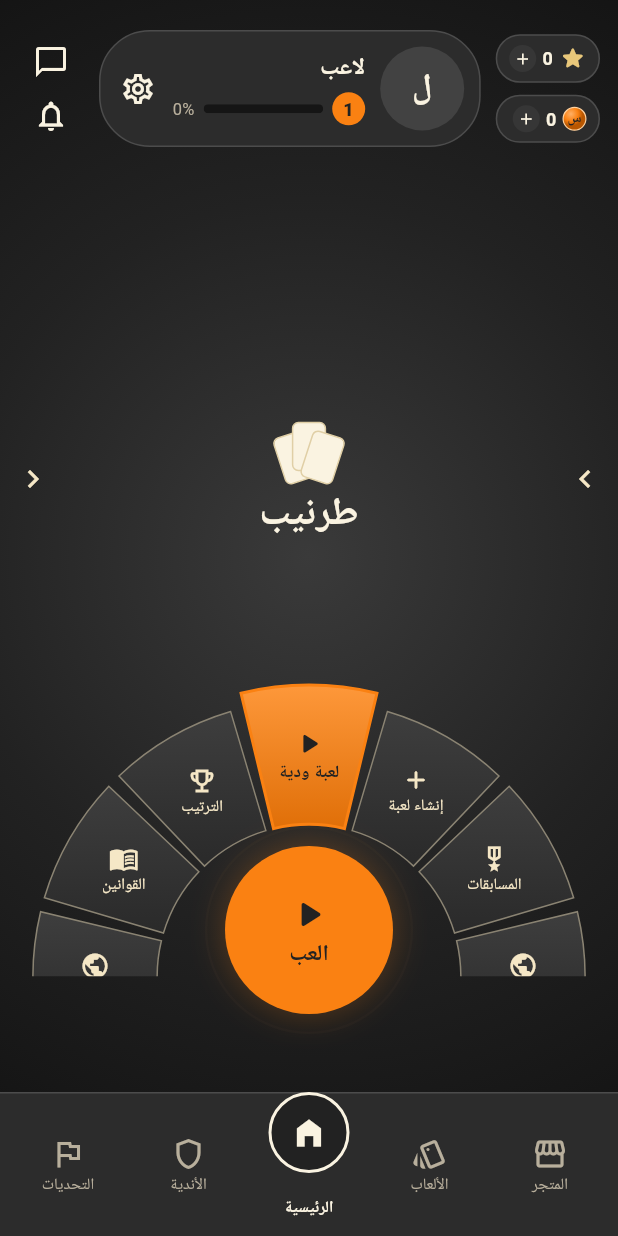
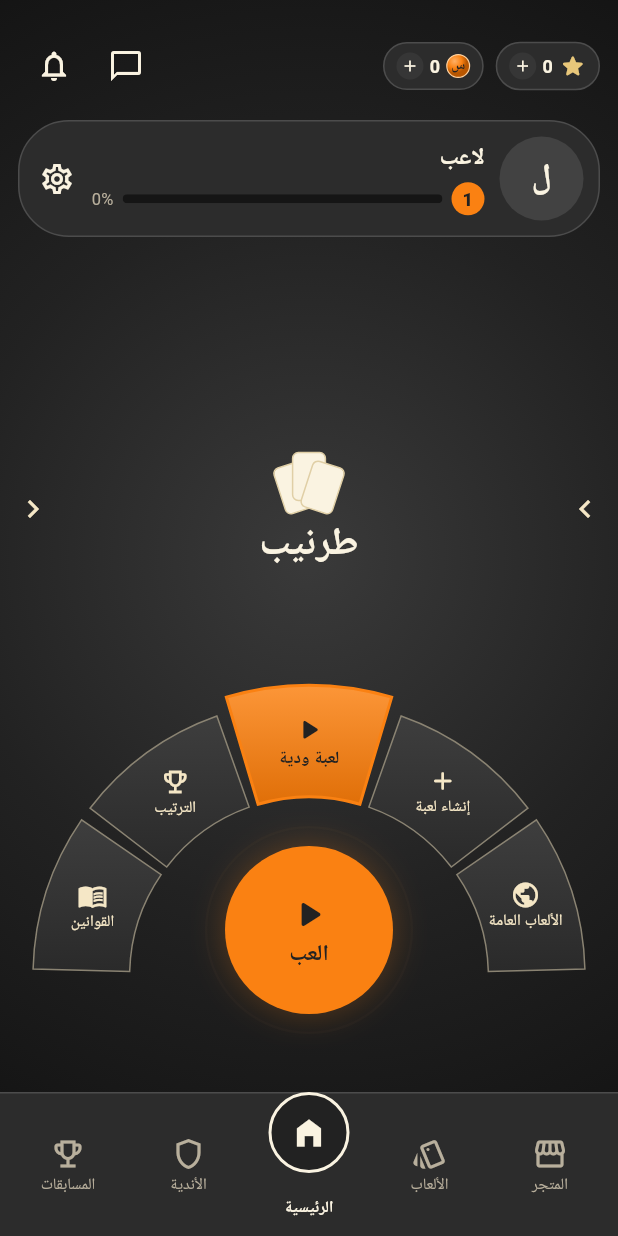
Before and after one commit to loubnaAlzeela/samrah, a Flutter app: the HomeScreen screen opened directly, on a phone screen of 412 x 824 dp. Run offline on Flutter 3.47's test engine with Material 3 defaults, Android fonts, the phone set to English and light mode, and no system bars; our stand-ins replace audioplayers, flutter_tts, google_fonts, google_sign_in, in_app_purchase, shared_preferences and 1 more; accounts and stored records are empty; network calls fail; Roboto replaces fonts that are missing (Cairo).

Commit message:
Home: two-row header, bottom tab Competitions, wheel gap; always-on Google sign-in; email sign-up screen
- Header: wallets side by side with messages/notifications, profile capsule on its own row
- Bottom tab Challenges replaced by Competitions; Competitions hidden from the wheel (flag)
- Wheel arc moved away from the centre button
- Login: Google button always shown, Web client id as the build default
- Login: sign-in/sign-up tabs with email and password
- Lint/test tidy-ups

Co-Authored-By: Claude Sonnet 5.5 <noreply@anthropic.com>

```diff
--- a/apps/mobile/lib/screens/auth_flows.dart
+++ b/apps/mobile/lib/screens/auth_flows.dart
@@ -42,10 +42,9 @@ Future<String?> continueWithApple() async {
 
 /// Google sign-in: answers null when done, else the reason.
 Future<String?> continueWithGoogle({String? name}) async {
-  if (kGoogleServerClientId.isEmpty) return errorText('googleOff');
   try {
     if (!_googleReady) {
-      await GoogleSignIn.instance.initialize(serverClientId: kGoogleServerClientId);
+      await GoogleSignIn.instance.initialize(serverClientId: kGoogleServerClientId.isEmpty ? null : kGoogleServerClientId);
       _googleReady = true;
     }
     final account = await GoogleSignIn.instance.authenticate();
--- a/apps/mobile/lib/screens/competitions_screen.dart
+++ b/apps/mobile/lib/screens/competitions_screen.dart
@@ -105,10 +105,12 @@ class _CompetitionsScreenState extends State<CompetitionsScreen> with SingleTick
     final g = _game;
     try {
       final l = await _comps.list(g.variant);
-      if (mounted) setState(() {
+      if (mounted) {
+        setState(() {
         _lists[g.variant] = l;
         _error = null;
       });
+      }
     } catch (e) {
       if (mounted) setState(() => _error = 'تعذّر تحميل المسابقات');
     }
--- a/apps/mobile/lib/screens/home_screen.dart
+++ b/apps/mobile/lib/screens/home_screen.dart
@@ -14,7 +14,6 @@ import 'package:google_fonts/google_fonts.dart';
 import '../theme/samrah_theme.dart';
 import '../widgets/bottom_nav.dart';
 import '../widgets/radial_mode_wheel.dart';
-import 'challenges_screen.dart';
 import 'clubs_screen.dart';
 import 'competitions_screen.dart';
 import 'games_screen.dart';
@@ -135,77 +134,56 @@ class _HomeScreenState extends State<HomeScreen> {
       _push(const ClubsScreen());
       return;
     }
-    if (i == 4) _push(const ChallengesScreen());
+    if (i == 4) _push(CompetitionsScreen(variant: _variant));
   }
 
   Widget _header(String letter) {
+    Widget icon(IconData i, String tip, int badge, VoidCallback onTap) => IconButton(
+          padding: EdgeInsets.zero,
+          constraints: const BoxConstraints.tightFor(width: 44, height: 44),
+          tooltip: tip,
+          onPressed: onTap,
+          icon: Badge(
+            isLabelVisible: badge > 0,
+            label: Text(badge > 99 ? '99+' : '$badge'),
+            backgroundColor: SamrahColors.suitRed,
+            child: Icon(i, color: SamrahColors.text, size: 24),
+          ),
+        );
     return Padding(
       padding: const EdgeInsets.fromLTRB(12, 4, 12, 0),
-      child: Row(
-        crossAxisAlignment: CrossAxisAlignment.center,
+      child: Column(
+        crossAxisAlignment: CrossAxisAlignment.stretch,
         children: [
-          // right edge: the wallets, one above the other (same width)
+          Row(
+            children: [
+              // right edge: the two wallets side by side
               ListenableBuilder(
                 listenable: Store.instance,
-            builder: (_, _) => IntrinsicWidth(
-            child: Column(
+                builder: (_, _) => Row(
                   mainAxisSize: MainAxisSize.min,
-              crossAxisAlignment: CrossAxisAlignment.stretch,
                   children: [
                     _wallet(icon: const StarIcon(size: 16), value: Store.instance.stars, stars: true),
-                const SizedBox(height: 8),
+                    const SizedBox(width: 8),
                     _wallet(icon: const UnitIcon(size: 16), value: Store.instance.units),
                   ],
                 ),
               ),
+              const Spacer(),
+              // left edge: messages and notifications
+              icon(Icons.chat_bubble_outline, 'الرسائل', Account.instance.unreadMessages, () => _push(const MessagesScreen())),
+              icon(Icons.notifications_none, 'التنبيهات', Account.instance.unreadNotifications, () => _push(const NotificationsScreen())),
+            ],
           ),
-          const SizedBox(width: 10),
-          // the player, centred and given the room
-          Expanded(child: _profileCapsule(letter)),
-          const SizedBox(width: 10),
-          // left edge: messages and notifications
-          _iconColumn([
-            (Icons.chat_bubble_outline, 'الرسائل', Account.instance.unreadMessages, () => _push(const MessagesScreen())),
-            (Icons.notifications_none, 'التنبيهات', Account.instance.unreadNotifications, () => _push(const NotificationsScreen())),
-          ]),
+          const SizedBox(height: 12),
+          // the player, on a row of their own
+          _profileCapsule(letter),
         ],
       ),
     );
   }
 
   void _push(Widget screen) => Navigator.of(context).push(MaterialPageRoute(builder: (_) => screen)).then((_) => Account.instance.refresh());
-
-  /// Icons 36 apart, each with a 44x44 touch area (the areas reach 4px past their slot).
-  Widget _iconColumn(List<(IconData, String, int, VoidCallback)> items) {
-    return SizedBox(
-      width: 44,
-      height: 36.0 * items.length,
-      child: Stack(
-        clipBehavior: Clip.none,
-        children: [
-          for (final (i, (icon, tooltip, badge, onTap)) in items.indexed)
-            Positioned(
-              top: 36.0 * i - 4,
-              left: 0,
-              width: 44,
-              height: 44,
-              child: IconButton(
-                padding: EdgeInsets.zero,
-                constraints: const BoxConstraints.tightFor(width: 44, height: 44),
-                tooltip: tooltip,
-                onPressed: onTap,
-                icon: Badge(
-                  isLabelVisible: badge > 0,
-                  label: Text(badge > 99 ? '99+' : '$badge'),
-                  backgroundColor: SamrahColors.suitRed,
-                  child: Icon(icon, color: SamrahColors.text, size: 24),
-                ),
-              ),
-            ),
-        ],
-      ),
-    );
-  }
 
   Widget _headerIcon(IconData icon, String tooltip, VoidCallback onTap) => SizedBox(
         width: 38,
@@ -407,12 +385,16 @@ class _HomeScreenState extends State<HomeScreen> {
     );
   }
 
+  static const _showCompetitionsOnWheel = false;
+
   /// Every home action on one wheel: the three ways to play, then rules and leaderboard.
   Widget _wheel() {
     return RadialModeWheel(
       options: [
         RadialOption(label: 'لعبة ودية', icon: Icons.play_arrow_rounded, action: 'العب', onSelected: () => _openRoomFlow(auto: true)),
         RadialOption(label: 'إنشاء لعبة', icon: Icons.add_rounded, action: 'أنشئ', onSelected: _openNewGameSheet),
+        // hidden for now; set _showCompetitionsOnWheel to bring it back
+        if (_showCompetitionsOnWheel)
           RadialOption(
             label: 'المسابقات',
             icon: Icons.military_tech_outlined,
--- a/apps/mobile/lib/services/config.dart
+++ b/apps/mobile/lib/services/config.dart
@@ -6,7 +6,7 @@
 const String kGameServer = String.fromEnvironment('GAME_SERVER', defaultValue: 'wss://samrah.ms-scan.com');
 
 /// Google sign-in: the OAuth "web" client id the server checks the ID token against (GOOGLE_CLIENT_IDS there).
-const String kGoogleServerClientId = String.fromEnvironment('GOOGLE_SERVER_CLIENT_ID');
+const String kGoogleServerClientId = String.fromEnvironment('GOOGLE_SERVER_CLIENT_ID', defaultValue: '1003483154426-hjtilfmlmefn8q8e888evmvtald1bg6p.apps.googleusercontent.com');
 
 /// The app's version as shown in the settings.
 const String kAppVersion = '1.1.0';
--- a/apps/mobile/lib/widgets/bottom_nav.dart
+++ b/apps/mobile/lib/widgets/bottom_nav.dart
@@ -20,7 +20,7 @@ class BottomNav extends StatelessWidget {
     (Icons.style_outlined, 'الألعاب'),
     (Icons.home_filled, 'الرئيسية'),
     (Icons.shield_outlined, 'الأندية'),
-    (Icons.flag_outlined, 'التحديات'),
+    (Icons.emoji_events_outlined, 'المسابقات'),
   ];
 
   @override
@@ -64,7 +64,7 @@ class BottomNav extends StatelessWidget {
               Icon(icon, color: color, size: 24),
               if (i == 3 && clubsLocked)
                 const Positioned(right: -2, top: -2, child: Icon(Icons.lock, size: 12, color: SamrahColors.textMuted)),
-              if (i == 4 && challengeBadge > 0)
+              if (false && i == 4 && challengeBadge > 0)
                 Positioned(
                   right: -6,
                   top: -6,
--- a/apps/mobile/lib/widgets/radial_mode_wheel.dart
+++ b/apps/mobile/lib/widgets/radial_mode_wheel.dart
@@ -51,7 +51,7 @@ class RadialModeWheel extends StatefulWidget {
 
 /// Sizes for one outer radius; everything is measured from the baseline centre.
 class _Geo {
-  _Geo(this.w, this.outer) : inner = outer * 0.55 {
+  _Geo(this.w, this.outer) : inner = outer * 0.65 {
     buttonR = math.min(inner - 30, 56);
     // the button sits in the hollow, lifted so most of it is above the baseline
     buttonLift = buttonR * 0.55;
```
Also changed, not shown: apps/mobile/lib/screens/login_screen.dart (+107 -56 lines), 1 other file. Lines whose indentation alone changed are shown as unchanged.
